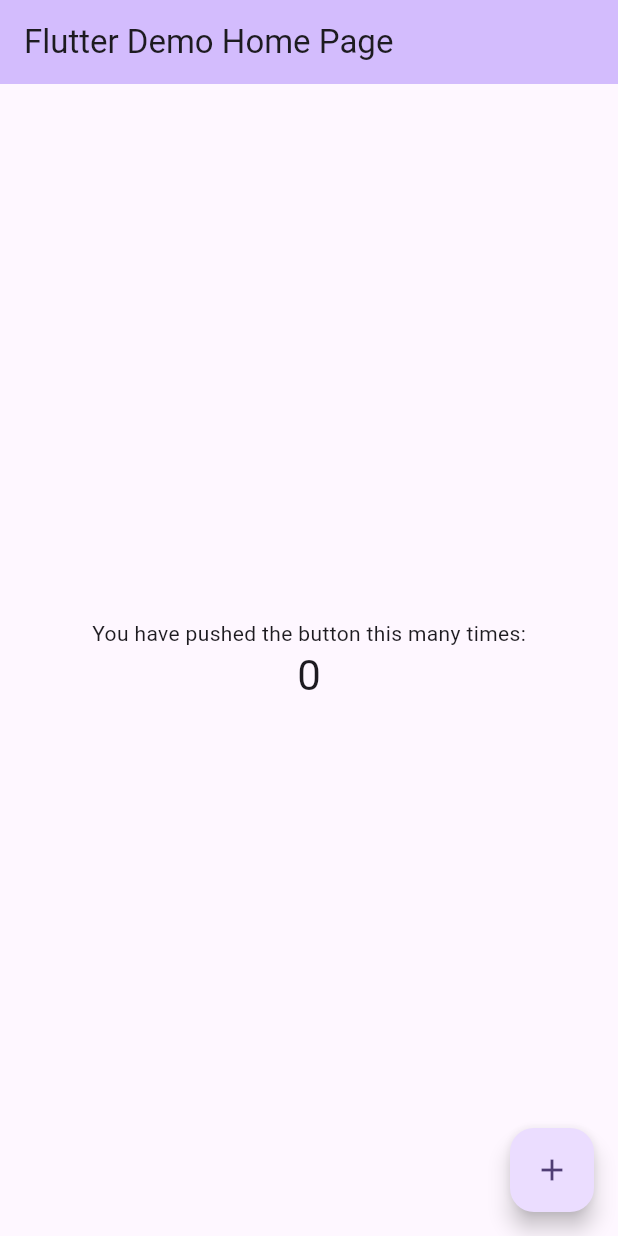
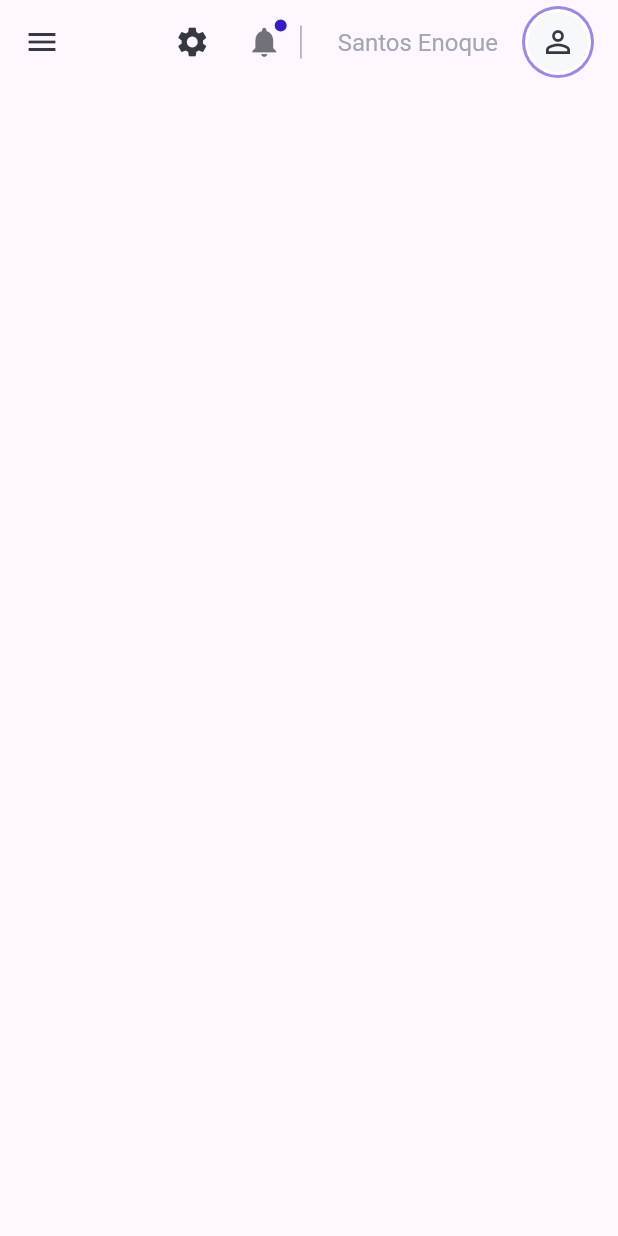
Before and after one commit to ZainMughal329/GroceZone-Admin, a Flutter app: the screen it shows after launch, on a phone screen of 412 x 824 dp. Run offline on Flutter 3.47's test engine with Material 2 defaults, Android fonts, the phone set to English and light mode, and no system bars; our stand-ins replace firebase_core; missing offline and left inert: firebase_core_web; accounts and stored records are empty.

Commit message:
Appbar added

```diff
--- a/analysis_options.yaml
+++ b/analysis_options.yaml
@@ -7,7 +7,7 @@
 
 # The following line activates a set of recommended lints for Flutter apps,
 # packages, and plugins designed to encourage good coding practices.
-include: package:flutter_lints/flutter.yaml
+#include: package:flutter_lints/flutter.yaml
 
 linter:
   # The lint rules applied to this project can be customized in the
--- /dev/null
+++ b/lib/components/app_colors.dart
@@ -0,0 +1,6 @@
+import 'package:flutter/material.dart';
+
+const light =  Color(0xFFF7F8FC);
+const lightGrey = Color(0xFFA4A6B3);
+const dark = Color(0xFF363740);
+const active = Color(0xFF3C19C0);
--- /dev/null
+++ b/lib/components/custom_text.dart
@@ -0,0 +1,18 @@
+import 'package:flutter/material.dart';
+
+class CustomText extends StatelessWidget {
+  final String text;
+  final double? size;
+  final Color? color;
+  final FontWeight? weight;
+
+  const CustomText({Key? key,required this.text, this.size, this.color, this.weight}) : super(key: key);
+
+
+  @override
+  Widget build(BuildContext context) {
+    return Text(
+      text ,style: TextStyle(fontSize: size ?? 16, color: color ?? Colors.black, fontWeight: weight ?? FontWeight.normal),
+    );
+  }
+}
--- /dev/null
+++ b/lib/components/top_nav_bar.dart
@@ -0,0 +1,102 @@
+import 'package:flutter/material.dart';
+
+import '../helpers/responsive.dart';
+import 'app_colors.dart';
+import 'custom_text.dart';
+
+AppBar topNavigationBar(BuildContext context, GlobalKey<ScaffoldState> key) =>
+    AppBar(
+      leading: !ResponsiveWidget.isSmallScreen(context)
+          ? Row(
+        children: [
+          Padding(
+            padding: const EdgeInsets.only(left: 16),
+            child: Icon(Icons.logo_dev,size: 30,
+            ),
+          ),
+        ],
+      )
+          : IconButton(
+          icon: const Icon(Icons.menu),
+          onPressed: () {
+            key.currentState?.openDrawer();
+          }),
+      title: Row(
+        children: [
+          Visibility(
+              visible: !ResponsiveWidget.isSmallScreen(context),
+              child: const CustomText(
+                text: "Dash",
+                color: lightGrey,
+                size: 20,
+                weight: FontWeight.bold,
+              )),
+          Expanded(child: Container()),
+          IconButton(
+              icon: const Icon(
+                Icons.settings,
+                color: dark,
+              ),
+              onPressed: () {}),
+          Stack(
+            children: [
+              IconButton(
+                  icon: Icon(
+                    Icons.notifications,
+                    color: dark.withOpacity(.7),
+                  ),
+                  onPressed: () {}),
+              Positioned(
+                top: 7,
+                right: 7,
+                child: Container(
+                  width: 12,
+                  height: 12,
+                  padding: const EdgeInsets.all(4),
+                  decoration: BoxDecoration(
+                      color: active,
+                      borderRadius: BorderRadius.circular(30),
+                      border: Border.all(color: light, width: 2)),
+                ),
+              )
+            ],
+          ),
+          Container(
+            width: 1,
+            height: 22,
+            color: lightGrey,
+          ),
+          const SizedBox(
+            width: 24,
+          ),
+          const CustomText(
+            text: "Santos Enoque",
+            color: lightGrey,
+          ),
+          const SizedBox(
+            width: 16,
+          ),
+          Container(
+            decoration: BoxDecoration(
+                color: active.withOpacity(.5),
+                borderRadius: BorderRadius.circular(30)),
+            child: Container(
+              decoration: BoxDecoration(
+                  color: Colors.white, borderRadius: BorderRadius.circular(30)),
+              padding: const EdgeInsets.all(2),
+              margin: const EdgeInsets.all(2),
+              child: const CircleAvatar(
+                backgroundColor: light,
+                child: Icon(
+                  Icons.person_outline,
+                  color: dark,
+                ),
+              ),
+            ),
+          )
+        ],
+      ),
+      iconTheme: const IconThemeData(color: dark),
+      elevation: 0,
+      backgroundColor: Colors.transparent,
+    );
--- /dev/null
+++ b/lib/helpers/responsive.dart
@@ -0,0 +1,53 @@
+import 'package:flutter/material.dart';
+
+const int largeScreenSize = 1366;
+const int mediumScreenSize = 768;
+const int smallScreenSize = 360;
+const int customScreenSize = 1100;
+
+class ResponsiveWidget extends StatelessWidget {
+  // the custom screen size is specific to this project
+  final Widget largeScreen;
+  final Widget? mediumScreen;
+  final Widget? smallScreen;
+  final Widget? customScreen;
+
+  const ResponsiveWidget({
+    Key? key,
+    required this.largeScreen,
+    this.mediumScreen,
+    this.smallScreen,
+    this.customScreen,
+  }) : super(key: key);
+
+  static bool isSmallScreen(BuildContext context) {
+    return MediaQuery.of(context).size.width < mediumScreenSize;
+  }
+
+  static bool isMediumScreen(BuildContext context) {
+    return MediaQuery.of(context).size.width >= mediumScreenSize && MediaQuery.of(context).size.width < largeScreenSize;
+  }
+
+  static bool isLargeScreen(BuildContext context) {
+    return MediaQuery.of(context).size.width > largeScreenSize;
+  }
+
+  static bool isCustomSize(BuildContext context) {
+    return MediaQuery.of(context).size.width <= customScreenSize && MediaQuery.of(context).size.width >= mediumScreenSize;
+  }
+
+  @override
+  Widget build(BuildContext context) {
+    return LayoutBuilder(
+      builder: (context, constraints) {
+        if (constraints.maxWidth >= largeScreenSize) {
+          return largeScreen;
+        } else if (constraints.maxWidth < largeScreenSize && constraints.maxWidth >= mediumScreenSize) {
+          return mediumScreen ?? largeScreen;
+        } else {
+          return smallScreen ?? largeScreen;
+        }
+      },
+    );
+  }
+}
--- /dev/null
+++ b/lib/layout.dart
@@ -0,0 +1,28 @@
+import 'package:flutter/material.dart';
+
+import 'components/top_nav_bar.dart';
+
+
+class SiteLayout extends StatelessWidget {
+  final GlobalKey<ScaffoldState> scaffoldKey = GlobalKey();
+
+  SiteLayout({super.key});
+  @override
+  Widget build(BuildContext context) {
+    return Scaffold(
+      key: scaffoldKey,
+      extendBodyBehindAppBar: true,
+      appBar:  topNavigationBar(context, scaffoldKey),
+      drawer: const Drawer(
+        // child: SideMenu(),
+      ),
+      // body: ResponsiveWidget(
+      //     largeScreen: const LargeScreen(),
+      //     smallScreen: Padding(
+      //       padding: const EdgeInsets.symmetric(horizontal: 16),
+      //       child: localNavigator(),
+      //     )
+      // ),
+    );
+  }
+}
--- a/lib/main.dart
+++ b/lib/main.dart
@@ -1,6 +1,7 @@
 import 'package:firebase_core/firebase_core.dart';
 import 'package:firebase_core_web/firebase_core_web.dart';
 import 'package:flutter/material.dart';
+import 'package:groce_zone_admin/layout.dart';
 
 void main() async {
   WidgetsFlutterBinding.ensureInitialized();
@@ -31,119 +32,10 @@
       title: 'Flutter Demo',
       theme: ThemeData(
         ///kldsajflksjdflksdj
-        // This is the theme of your application.
-        //
-        // TRY THIS: Try running your application with "flutter run". You'll see
-        // the application has a blue toolbar. Then, without quitting the app,
-        // try changing the seedColor in the colorScheme below to Colors.green
-        // and then invoke "hot reload" (save your changes or press the "hot
-        // reload" button in a Flutter-supported IDE, or press "r" if you used
-        // the command line to start the app).
-        //
-        // Notice that the counter didn't reset back to zero; the application
-        // state is not lost during the reload. To reset the state, use hot
-        // restart instead.
-        //
-        // This works for code too, not just values: Most code changes can be
-        // tested with just a hot reload.
         colorScheme: ColorScheme.fromSeed(seedColor: Colors.deepPurple),
         useMaterial3: true,
       ),
-      home: const MyHomePage(title: 'Flutter Demo Home Page'),
+      home: SiteLayout(),
     );
   }
 }
-
-class MyHomePage extends StatefulWidget {
-  const MyHomePage({super.key, required this.title});
-
-  // This widget is the home page of your application. It is stateful, meaning
-  // that it has a State object (defined below) that contains fields that affect
-  // how it looks.
-
-  // This class is the configuration for the state. It holds the values (in this
-  // case the title) provided by the parent (in this case the App widget) and
-  // used by the build method of the State. Fields in a Widget subclass are
-  // always marked "final".
-
-  final String title;
-
-  @override
-  State<MyHomePage> createState() => _MyHomePageState();
-}
-
-class _MyHomePageState extends State<MyHomePage> {
-  int _counter = 0;
-
-  void _incrementCounter() {
-    setState(() {
-      // This call to setState tells the Flutter framework that something has
-      // changed in this State, which causes it to rerun the build method below
-      // so that the display can reflect the updated values. If we changed
-      // _counter without calling setState(), then the build method would not be
-      // called again, and so nothing would appear to happen.
-      _counter++;
-    });
-  }
-
-  @override
-  Widget build(BuildContext context) {
-    // This method is rerun every time setState is called, for instance as done
-    // by the _incrementCounter method above.
-    //
-    // The Flutter framework has been optimized to make rerunning build methods
-    // fast, so that you can just rebuild anything that needs updating rather
-    // than having to individually change instances of widgets.
-    return Scaffold(
-      appBar: AppBar(
-        // TRY THIS: Try changing the color here to a specific color (to
-        // Colors.amber, perhaps?) and trigger a hot reload to see the AppBar
-        // change color while the other colors stay the same.
-        backgroundColor: Theme
-            .of(context)
-            .colorScheme
-            .inversePrimary,
-        // Here we take the value from the MyHomePage object that was created by
-        // the App.build method, and use it to set our appbar title.
-        title: Text(widget.title),
-      ),
-      body: Center(
-        // Center is a layout widget. It takes a single child and positions it
-        // in the middle of the parent.
-        child: Column(
-          // Column is also a layout widget. It takes a list of children and
-          // arranges them vertically. By default, it sizes itself to fit its
-          // children horizontally, and tries to be as tall as its parent.
-          //
-          // Column has various properties to control how it sizes itself and
-          // how it positions its children. Here we use mainAxisAlignment to
-          // center the children vertically; the main axis here is the vertical
-          // axis because Columns are vertical (the cross axis would be
-          // horizontal).
-          //
-          // TRY THIS: Invoke "debug painting" (choose the "Toggle Debug Paint"
-          // action in the IDE, or press "p" in the console), to see the
-          // wireframe for each widget.
-          mainAxisAlignment: MainAxisAlignment.center,
-          children: <Widget>[
-            const Text(
-              'You have pushed the button this many times:',
-            ),
-            Text(
-              '$_counter',
-              style: Theme
-                  .of(context)
-                  .textTheme
-                  .headlineMedium,
-            ),
-          ],
-        ),
-      ),
-      floatingActionButton: FloatingActionButton(
-        onPressed: _incrementCounter,
-        tooltip: 'Increment',
-        child: const Icon(Icons.add),
-      ), // This trailing comma makes auto-formatting nicer for build methods.
-    );
-  }
-}
```
